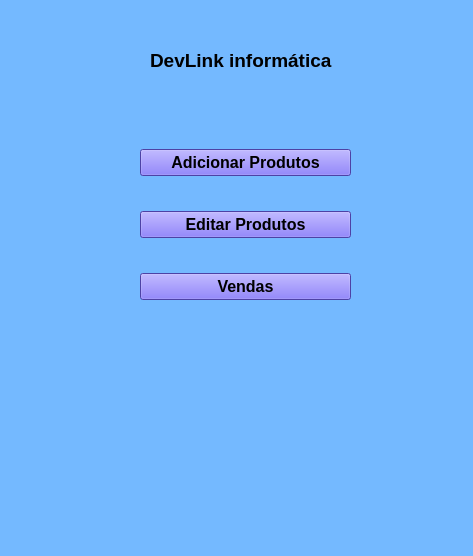
First picture: the form in principal.ui, repository fabiojuliosantos/projeto-ads, before the edit.
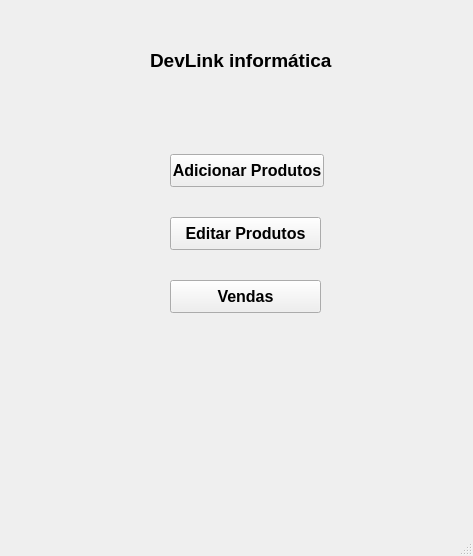
Second picture: the form after the edit.

Diff of the .ui file:
```diff
--- a/principal.ui
+++ b/principal.ui
@@ -14,7 +14,7 @@
    <string>MainWindow</string>
   </property>
   <property name="styleSheet">
-   <string notr="true">background-color:rgb(116,185,255)</string>
+   <string notr="true"/>
   </property>
   <widget class="QWidget" name="centralwidget">
    <widget class="QLabel" name="label">
@@ -40,68 +40,74 @@
      <string>DevLink informática</string>
     </property>
    </widget>
-   <widget class="QWidget" name="verticalLayoutWidget">
+   <widget class="QPushButton" name="pushButton_3">
     <property name="geometry">
      <rect>
-      <x>140</x>
-      <y>120</y>
-      <width>211</width>
-      <height>211</height>
+      <x>170</x>
+      <y>280</y>
+      <width>151</width>
+      <height>33</height>
      </rect>
     </property>
-    <layout class="QVBoxLayout" name="verticalLayout">
-     <item>
-      <widget class="QPushButton" name="pushButton">
-       <property name="font">
-        <font>
-         <pointsize>12</pointsize>
-         <weight>75</weight>
-         <bold>true</bold>
-        </font>
-       </property>
-       <property name="styleSheet">
-        <string notr="true">background-color: rgb(108, 92, 231);</string>
-       </property>
-       <property name="text">
-        <string>Adicionar Produtos</string>
-       </property>
-      </widget>
-     </item>
-     <item>
-      <widget class="QPushButton" name="pushButton_2">
-       <property name="font">
-        <font>
-         <pointsize>12</pointsize>
-         <weight>75</weight>
-         <bold>true</bold>
-        </font>
-       </property>
-       <property name="styleSheet">
-        <string notr="true">background-color: rgb(108, 92, 231);</string>
-       </property>
-       <property name="text">
-        <string>Editar Produtos</string>
-       </property>
-      </widget>
-     </item>
-     <item>
-      <widget class="QPushButton" name="pushButton_3">
-       <property name="font">
-        <font>
-         <pointsize>12</pointsize>
-         <weight>75</weight>
-         <bold>true</bold>
-        </font>
-       </property>
-       <property name="styleSheet">
-        <string notr="true">background-color: rgb(108, 92, 231);</string>
-       </property>
-       <property name="text">
-        <string>Vendas</string>
-       </property>
-      </widget>
-     </item>
-    </layout>
+    <property name="font">
+     <font>
+      <pointsize>12</pointsize>
+      <weight>75</weight>
+      <bold>true</bold>
+     </font>
+    </property>
+    <property name="styleSheet">
+     <string notr="true"/>
+    </property>
+    <property name="text">
+     <string>Vendas</string>
+    </property>
+   </widget>
+   <widget class="QPushButton" name="pushButton_2">
+    <property name="geometry">
+     <rect>
+      <x>170</x>
+      <y>217</y>
+      <width>151</width>
+      <height>33</height>
+     </rect>
+    </property>
+    <property name="font">
+     <font>
+      <pointsize>12</pointsize>
+      <weight>75</weight>
+      <bold>true</bold>
+     </font>
+    </property>
+    <property name="styleSheet">
+     <string notr="true"/>
+    </property>
+    <property name="text">
+     <string>Editar Produtos</string>
+    </property>
+   </widget>
+   <widget class="QPushButton" name="pushButton">
+    <property name="geometry">
+     <rect>
+      <x>170</x>
+      <y>154</y>
+      <width>154</width>
+      <height>33</height>
+     </rect>
+    </property>
+    <property name="font">
+     <font>
+      <pointsize>12</pointsize>
+      <weight>75</weight>
+      <bold>true</bold>
+     </font>
+    </property>
+    <property name="styleSheet">
+     <string notr="true"/>
+    </property>
+    <property name="text">
+     <string>Adicionar Produtos</string>
+    </property>
    </widget>
   </widget>
   <widget class="QMenuBar" name="menubar">
```
Left out of the diff: 4 changed lines with no effect on the pictures.
